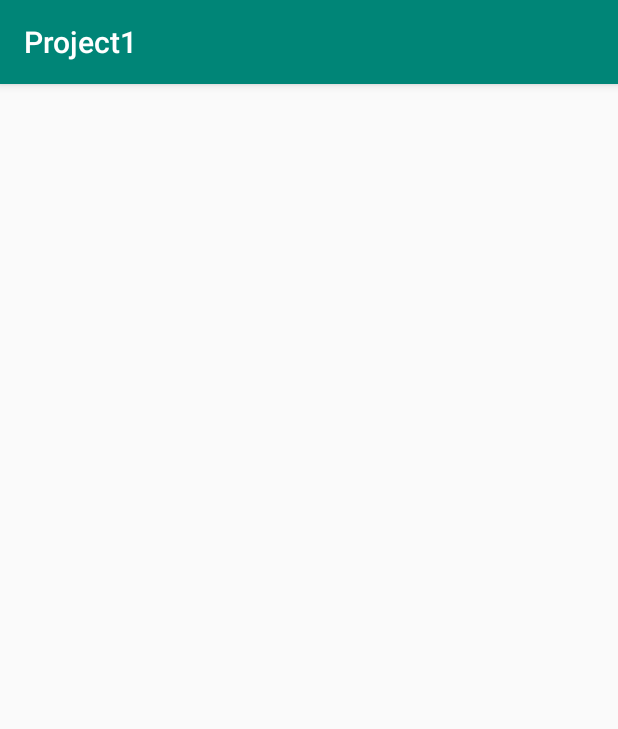
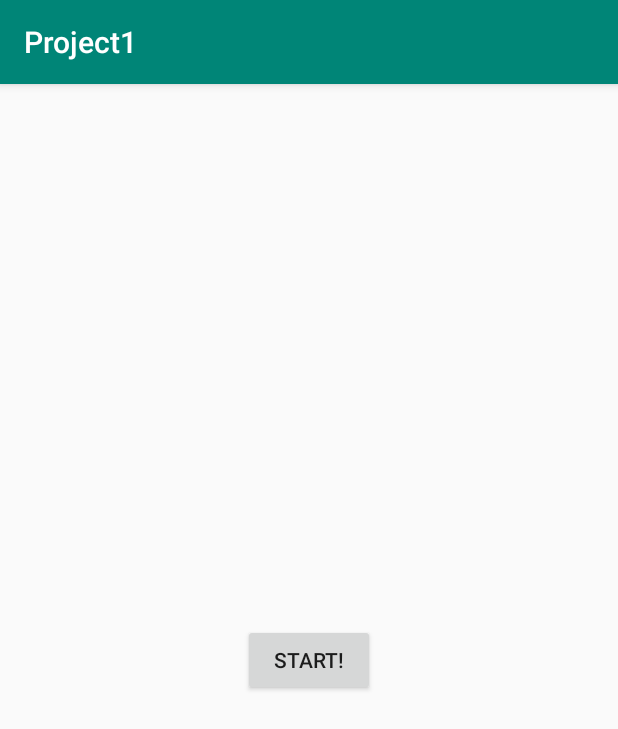
Before and after one commit to toto-lacky/3-tabs, an Android app: the fragment GameFragment shown on its own in the app's theme, on a phone screen of 412 x 824 dp. Shown: the top 729 px of the screen. Run offline under Robolectric (Android 15) with nearby library versions, the phone set to English and light mode, and no system bars.

Commit message:
basic templete for tab3
- PlaceholderFragment를 GameFragment로 변경
- PageViewModel 제거

```diff
--- a/app/src/main/java/com/example/project1_java/ui/main/PlaceholderFragment.java
+++ b/app/src/main/java/com/example/project1_java/ui/main/GameFragment.java
@@ -17,43 +17,43 @@ import com.example.project1_java.R;
 /**
  * A placeholder fragment containing a simple view.
  */
-public class PlaceholderFragment extends Fragment {
+public class GameFragment extends Fragment {
 
     private static final String ARG_SECTION_NUMBER = "section_number";
 
-    private PageViewModel pageViewModel;
+    //private PageViewModel pageViewModel;
 
-    public static PlaceholderFragment newInstance(int index) {
-        PlaceholderFragment fragment = new PlaceholderFragment();
+    public static GameFragment newInstance(int index) {
+        GameFragment fragment = new GameFragment();
         Bundle bundle = new Bundle();
         bundle.putInt(ARG_SECTION_NUMBER, index);
         fragment.setArguments(bundle);
         return fragment;
     }
-
+/*
     @Override
     public void onCreate(Bundle savedInstanceState) {
         super.onCreate(savedInstanceState);
-        pageViewModel = ViewModelProviders.of(this).get(PageViewModel.class);
+        //pageViewModel = ViewModelProviders.of(this).get(PageViewModel.class);
         int index = 1;
         if (getArguments() != null) {
             index = getArguments().getInt(ARG_SECTION_NUMBER);
         }
-        pageViewModel.setIndex(index);
-    }
+        //pageViewModel.setIndex(index);
+    }*/
 
     @Override
     public View onCreateView(
             @NonNull LayoutInflater inflater, ViewGroup container,
             Bundle savedInstanceState) {
-        View root = inflater.inflate(R.layout.fragment_main, container, false);
-        final TextView textView = root.findViewById(R.id.section_label);
-        pageViewModel.getText().observe(this, new Observer<String>() {
+        View root = inflater.inflate(R.layout.fragment_game, container, false);
+        //final TextView textView = root.findViewById(R.id.section_label);
+        /*pageViewModel.getText().observe(this, new Observer<String>() {
             @Override
             public void onChanged(@Nullable String s) {
                 textView.setText(s);
             }
-        });
+        });*/
         return root;
     }
 }
--- a/app/src/main/java/com/example/project1_java/ui/main/PageViewModel.java
+++ /dev/null
@@ -1,26 +0,0 @@
-package com.example.project1_java.ui.main;
-
-import androidx.arch.core.util.Function;
-import androidx.lifecycle.LiveData;
-import androidx.lifecycle.MutableLiveData;
-import androidx.lifecycle.Transformations;
-import androidx.lifecycle.ViewModel;
-
-public class PageViewModel extends ViewModel {
-
-    private MutableLiveData<Integer> mIndex = new MutableLiveData<>();
-    private LiveData<String> mText = Transformations.map(mIndex, new Function<Integer, String>() {
-        @Override
-        public String apply(Integer input) {
-            return "Hello world from section: " + input;
-        }
-    });
-
-    public void setIndex(int index) {
-        mIndex.setValue(index);
-    }
-
-    public LiveData<String> getText() {
-        return mText;
-    }
-}
--- a/app/src/main/java/com/example/project1_java/ui/main/SectionsPagerAdapter.java
+++ b/app/src/main/java/com/example/project1_java/ui/main/SectionsPagerAdapter.java
@@ -28,14 +28,14 @@ public class SectionsPagerAdapter extends FragmentPagerAdapter {
     @Override
     public Fragment getItem(int position) {
         // getItem is called to instantiate the fragment for the given page.
-        // Return a PlaceholderFragment (defined as a static inner class below).
+        // Return a GameFragment (defined as a static inner class below).
         switch(position){
             case 0:
                 return AddressFragment.newInstance(position + 1);
             case 1:
                 return GalleryFragment.newInstance(position + 1);
             default:
-                return PlaceholderFragment.newInstance(position + 1);
+                return GameFragment.newInstance(position + 1);
         }
     }
 
--- /dev/null
+++ b/app/src/main/res/layout/fragment_game.xml
@@ -0,0 +1,11 @@
+<?xml version="1.0" encoding="utf-8"?>
+<RelativeLayout xmlns:android="http://schemas.android.com/apk/res/android"
+    android:layout_width="match_parent" android:layout_height="match_parent">
+
+    <Button
+        android:id="@+id/game_start_button"
+        android:layout_width="wrap_content"
+        android:layout_height="wrap_content"
+        android:layout_centerInParent="true"
+        android:text="@string/start_button_text" />
+</RelativeLayout>
--- a/app/src/main/res/layout/fragment_main.xml
+++ b/app/src/main/res/layout/fragment_main.xml
@@ -5,7 +5,7 @@
     android:id="@+id/constraintLayout"
     android:layout_width="match_parent"
     android:layout_height="match_parent"
-    tools:context=".ui.main.PlaceholderFragment">
+    tools:context=".ui.main.GameFragment">
 
     <TextView
         android:id="@+id/section_label"
--- a/app/src/main/res/layout/layout_address_block.xml
+++ b/app/src/main/res/layout/layout_address_block.xml
@@ -12,7 +12,7 @@
         android:layout_marginTop="0dp"
         android:layout_marginEnd="6dip"
         android:layout_marginRight="10dip"
-        android:src="@drawable/allblack_icon" />
+        android:src="@drawable/def_icon" />
 
     <ImageView
         android:id="@+id/circle_mask"
--- a/app/src/main/res/values/strings.xml
+++ b/app/src/main/res/values/strings.xml
@@ -2,11 +2,12 @@
     <string name="app_name">Project1</string>
     <string name="tab_text_1">Address</string>
     <string name="tab_text_2">Gallery</string>
-    <string name="tab_text_3">\?</string>
+    <string name="tab_text_3">\Game</string>
     <string name="enter_name">Name</string>
     <string name="enter_addr">Address</string>
     <string name="add_address_text">Add</string>
     <string name="default_name">name1</string>
     <string name="default_address">address1</string>
     <string name="random">yee</string>
+    <string name="start_button_text">Start!</string>
 </resources>
```
